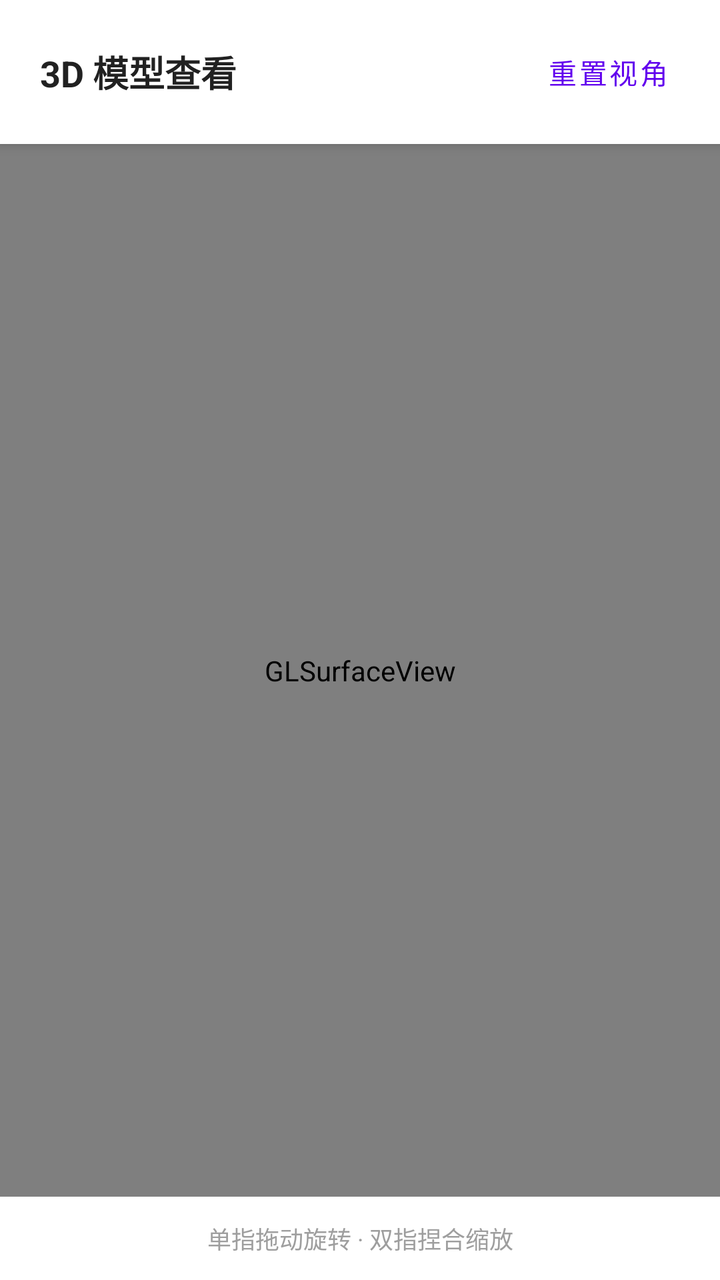
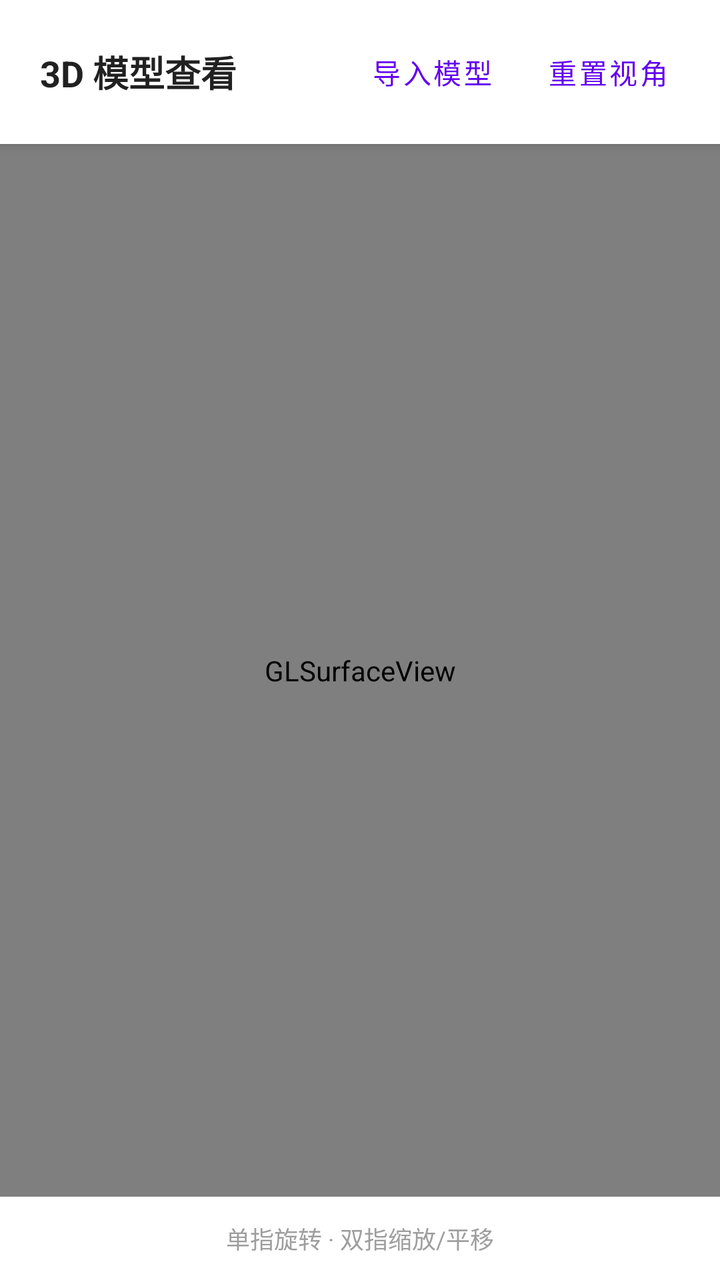

The first picture is an Android layout as it rendered before a commit; the second is the same layout after the commit. The layout source and the unified diff follow.
<!-- AndroidManifest.xml: application theme Theme.PDR -->
<!-- res/layout/fragment_viewer.xml -->
<?xml version="1.0" encoding="utf-8"?>
<LinearLayout xmlns:android="http://schemas.android.com/apk/res/android"
    xmlns:tools="http://schemas.android.com/tools"
    android:layout_width="match_parent"
    android:layout_height="match_parent"
    android:orientation="vertical"
    android:background="#F5F5F5"
    tools:context=".ui.viewer.ViewerFragment">

    
    <LinearLayout
        android:id="@+id/headerLayout"
        android:layout_width="match_parent"
        android:layout_height="wrap_content"
        android:orientation="vertical"
        android:background="#FFFFFF"
        android:elevation="4dp">

        <LinearLayout
            android:layout_width="match_parent"
            android:layout_height="wrap_content"
            android:orientation="horizontal"
            android:gravity="center_vertical"
            android:padding="12dp">

            <TextView
                android:layout_width="0dp"
                android:layout_height="wrap_content"
                android:layout_weight="1"
                android:text="3D 模型查看"
                android:textColor="#212121"
                android:textSize="18sp"
                android:textStyle="bold"
                android:paddingStart="8dp" />

            <Button
                android:id="@+id/btnReset"
                android:layout_width="wrap_content"
                android:layout_height="wrap_content"
                android:text="重置视角"
                android:textAllCaps="false"
                style="@style/Widget.MaterialComponents.Button.TextButton" />

        </LinearLayout>

    </LinearLayout>

    
    <android.opengl.GLSurfaceView
        android:id="@+id/glSurfaceView"
        android:layout_width="match_parent"
        android:layout_height="0dp"
        android:layout_weight="1" />

    
    <TextView
        android:layout_width="match_parent"
        android:layout_height="wrap_content"
        android:padding="12dp"
        android:text="单指拖动旋转 · 双指捏合缩放"
        android:textColor="#9E9E9E"
        android:textSize="12sp"
        android:gravity="center"
        android:background="#FFFFFF" />

</LinearLayout>
<!-- resources referenced by this layout -->
<resources>
  <style name="Theme.PDR" parent="Base.Theme.PDR" />
  <style name="Base.Theme.PDR" parent="Theme.Material3.DayNight.NoActionBar">
          
          <item name="colorPrimary">@color/purple_500</item>
          <item name="colorPrimaryVariant">@color/purple_700</item>
          <item name="colorOnPrimary">@color/white</item>
          
          <item name="colorSecondary">@color/teal_200</item>
          <item name="colorSecondaryVariant">@color/teal_700</item>
          <item name="colorOnSecondary">@color/black</item>
      </style>
  <color name="purple_500">#FF6200EE</color>
  <color name="purple_700">#FF3700B3</color>
  <color name="white">#FFFFFFFF</color>
  <color name="teal_200">#FF03DAC5</color>
  <color name="teal_700">#FF018786</color>
  <color name="black">#FF000000</color>
</resources>

<!-- the commit's change to res/layout/fragment_viewer.xml (unified diff, before → after) -->
@@ -24,6 +24,7 @@
             android:padding="12dp">
 
             <TextView
+                android:id="@+id/textTitle"
                 android:layout_width="0dp"
                 android:layout_height="wrap_content"
                 android:layout_weight="1"
@@ -32,6 +33,14 @@
                 android:textSize="18sp"
                 android:textStyle="bold"
                 android:paddingStart="8dp" />
+
+            <Button
+                android:id="@+id/btnImport"
+                android:layout_width="wrap_content"
+                android:layout_height="wrap_content"
+                android:text="导入模型"
+                android:textAllCaps="false"
+                style="@style/Widget.MaterialComponents.Button.TextButton" />
 
             <Button
                 android:id="@+id/btnReset"
@@ -57,7 +66,7 @@
         android:layout_width="match_parent"
         android:layout_height="wrap_content"
         android:padding="12dp"
-        android:text="单指拖动旋转 · 双指捏合缩放"
+        android:text="单指旋转 · 双指缩放/平移"
         android:textColor="#9E9E9E"
         android:textSize="12sp"
         android:gravity="center"
